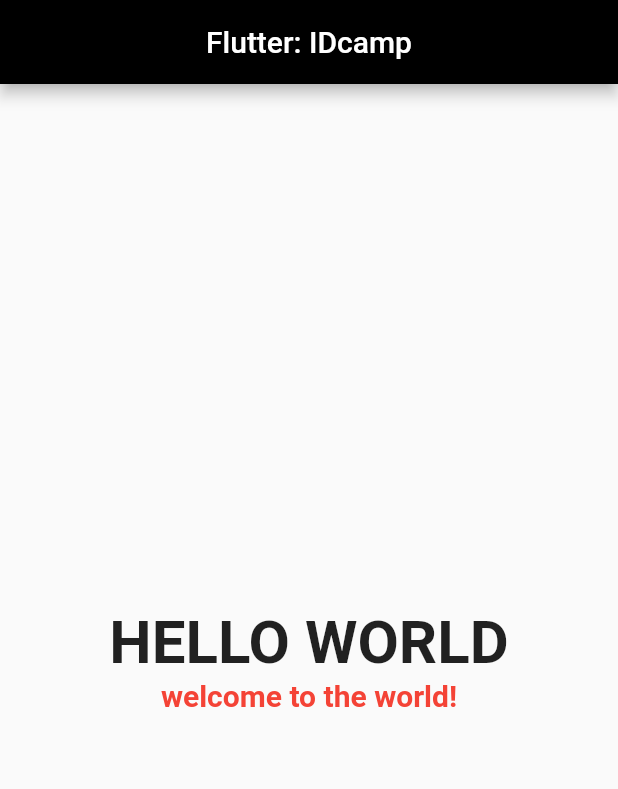
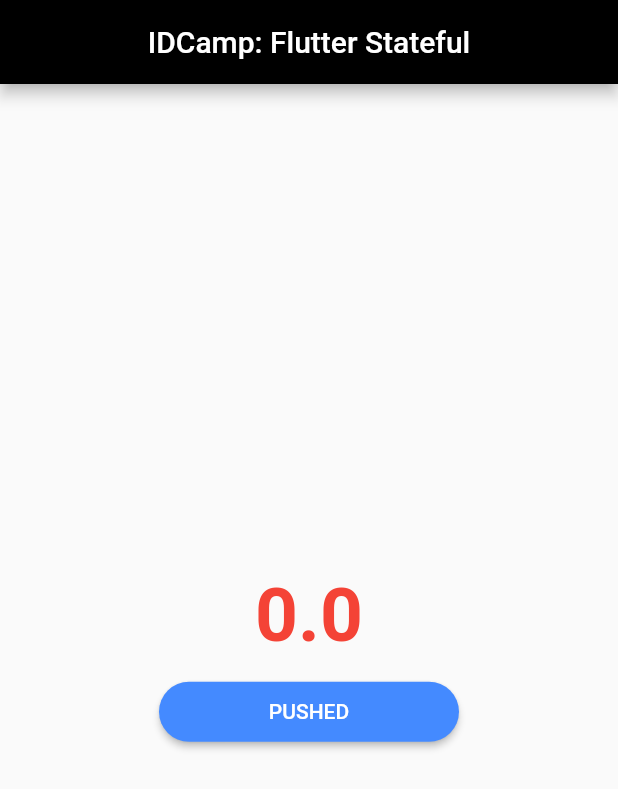
Before and after one commit to verdipratama/flutter_idcamp, a Flutter app: the screen it shows after launch, on a phone screen of 412 x 824 dp. Shown: the top 789 px of the screen. Run offline on Flutter 3.47's test engine with Material 2 defaults, Android fonts, the phone set to English and light mode, and no system bars.

Commit message:
chore: adding stateful widgets

```diff
--- a/lib/flutter_basic/02_stateful.dart
+++ b/lib/flutter_basic/02_stateful.dart
@@ -1,2 +1,63 @@
 // ignore_for_file: slash_for_doc_comments
 // ignore_for_file: file_names
+
+import 'package:flutter/material.dart';
+
+class Home extends StatefulWidget {
+  const Home({Key? key}) : super(key: key);
+
+  @override
+  State<Home> createState() => _HomeState();
+}
+
+class _HomeState extends State<Home> {
+  double _numbers = 0;
+
+  void _increments() {
+    if (_numbers >= 10) _numbers = 0;
+    setState(() {
+      _numbers++;
+    });
+  }
+
+  @override
+  Widget build(BuildContext context) {
+    return Scaffold(
+      appBar: AppBar(
+        title: const Center(
+          child: Text('IDCamp: Flutter Stateful'),
+        ),
+        backgroundColor: Colors.black,
+      ),
+      body: Center(
+        child: Column(
+          mainAxisAlignment: MainAxisAlignment.center,
+          children: <Widget>[
+            Text(
+              '$_numbers',
+              style: TextStyle(
+                fontSize: 50.0 + _numbers.toDouble(),
+                fontWeight: FontWeight.bold,
+                color: Colors.red,
+              ),
+            ),
+            const SizedBox(
+              height: 10.0,
+            ),
+            ElevatedButton(
+              onPressed: _increments,
+              style: ElevatedButton.styleFrom(
+                primary: Colors.blueAccent,
+                fixedSize: const Size(200, 40),
+                shape: RoundedRectangleBorder(
+                  borderRadius: BorderRadius.circular(40),
+                ),
+              ),
+              child: const Text('PUSHED'),
+            ),
+          ],
+        ),
+      ),
+    );
+  }
+}
--- a/lib/main.dart
+++ b/lib/main.dart
@@ -1,5 +1,5 @@
 import 'package:flutter/material.dart';
-import 'flutter_basic/01_stateless.dart';
+import 'flutter_basic/02_stateful.dart';
 
 void main() {
   runApp(const MyApp());
```
